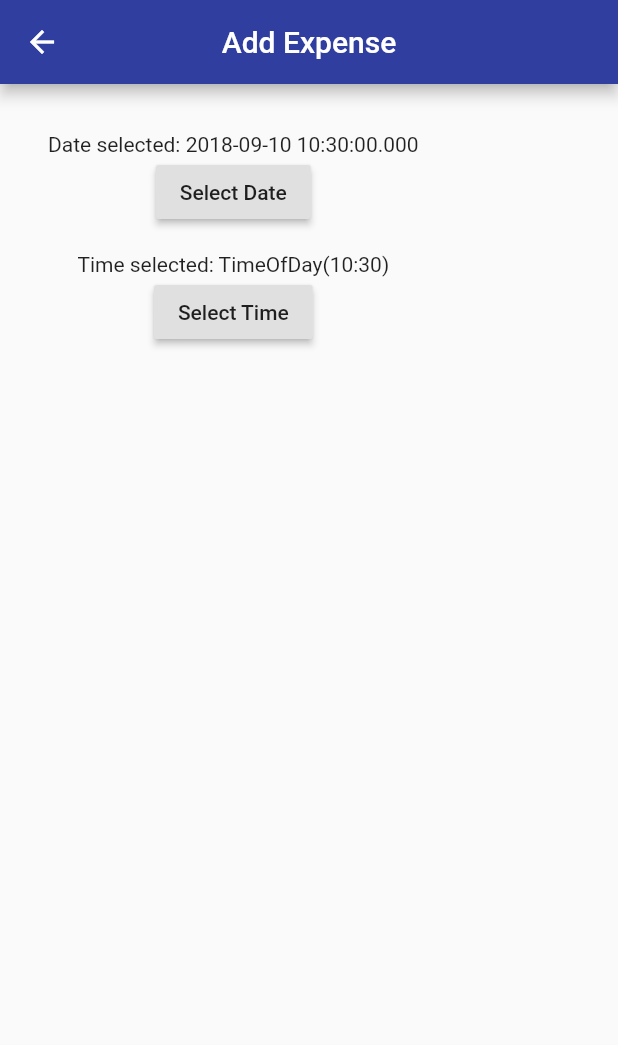
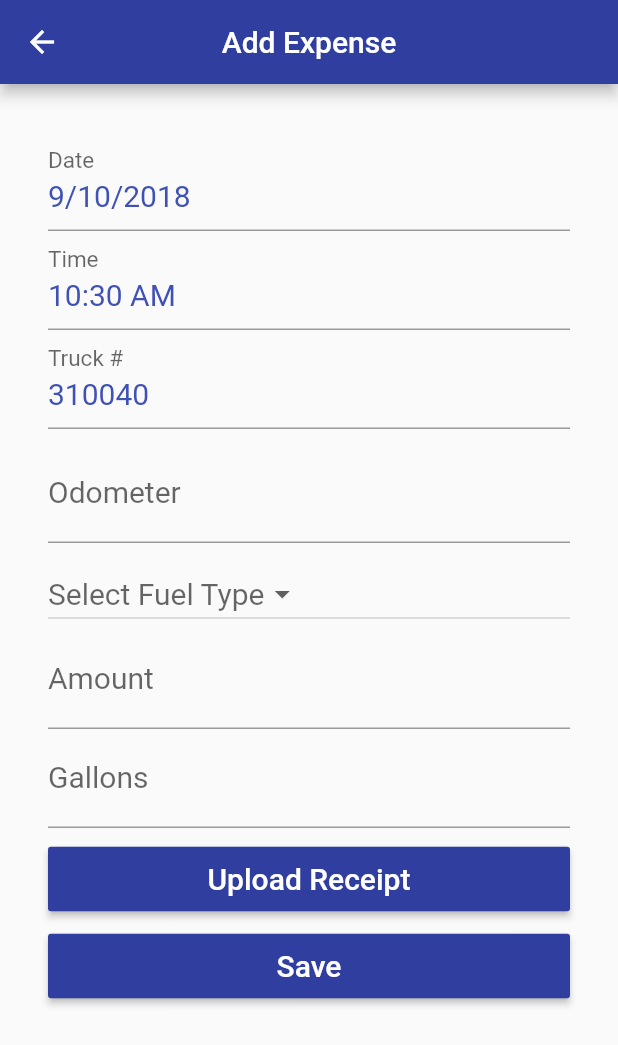
Before and after one commit to RyanKlatt/driver-manager-flutter, a Flutter app: the ExpenseCreatePage screen opened directly, on a phone screen of 412 x 824 dp. Shown: the top 1045 px of the screen. Run offline on Flutter 3.47's test engine with Material 2 defaults, Android fonts, the phone set to English and light mode, and no system bars; our stand-ins replace cloud_firestore, dynamic_theme, shared_preferences; accounts and stored records are empty.

Commit message:
finished UI for add expenses page

```diff
--- a/lib/pages/create_expense.dart
+++ b/lib/pages/create_expense.dart
@@ -1,5 +1,6 @@
 import 'package:flutter/material.dart';
 import 'dart:async';
+import 'package:intl/intl.dart';
 
 class ExpenseCreatePage extends StatefulWidget {
   @override
@@ -13,29 +14,59 @@ class _ExpenseCreateState extends State<ExpenseCreatePage> {
   DateTime _date = new DateTime.now();
   TimeOfDay _time = new TimeOfDay.now();
 
+  var inspectionTimeController = new TextEditingController();
+  var dateController = new TextEditingController();
+  var truckController = new TextEditingController();
+  var odometerController = new TextEditingController();
+  var amountController = new TextEditingController();
+  var gallonsController = new TextEditingController();
+
+  String dropdownValue;
+
+  @override
+  void initState() {
+    super.initState();
+
+    dateController.text = '${new DateFormat.yMd().format((_date))}';
+    truckController.text = '310040';
+    Future.delayed(Duration(milliseconds: 100)).then((_) {
+      inspectionTimeController.text = '${_time.format(context)}';
+    });
+  }
+
   Future<Null> _selectDate(BuildContext context) async {
     final DateTime picked = await showDatePicker(
         context: context,
         initialDate: _date,
-        firstDate: new DateTime(2016),
+        firstDate: new DateTime(2017),
         lastDate: new DateTime(2100));
 
     if (picked != null && picked != _date) {
-      print('Date selected: ${_date.toString()}');
       setState(() {
         _date = picked;
+        dateController.text = '${new DateFormat.yMd().format((_date))}';
+      });
+    } else if (picked != null) {
+      setState(() {
+        _date = picked;
+        dateController.text = '${new DateFormat.yMd().format((_date))}';
       });
     }
   }
 
-  Future<Null> _selectTime(BuildContext context) async {
+  Future<Null> _inspectionTime(BuildContext context) async {
     final TimeOfDay picked =
         await showTimePicker(context: context, initialTime: _time);
 
     if (picked != null && picked != _time) {
-      print('Time selected: ${_time.toString()}');
       setState(() {
         _time = picked;
+        inspectionTimeController.text = '${_time.format(context)}';
+      });
+    } else if (picked != null) {
+      setState(() {
+        _time = picked;
+        inspectionTimeController.text = '${_time.format(context)}';
       });
     }
   }
@@ -49,23 +80,114 @@ class _ExpenseCreateState extends State<ExpenseCreatePage> {
       ),
       body: new Container(
         padding: new EdgeInsets.all(32.0),
-        child: new Column(
-          children: <Widget>[
-            new Text('Date selected: ${_date.toString()}'),
-            new RaisedButton(
-                child: new Text('Select Date'),
-                onPressed: () {
-                  _selectDate(context);
-                }),
-            new Text(' '),
-            new Text('Time selected: ${_time.toString()}'),
-            new RaisedButton(
-                child: new Text('Select Time'),
-                onPressed: () {
-                  _selectTime(context);
-                }),
-          ],
-        ),
+        child: new ListView(children: <Widget>[
+          GestureDetector(
+              onTap: () => _selectDate(context),
+              child: AbsorbPointer(
+                child: TextField(
+                  style: TextStyle(
+                      fontSize: 20.0, color: Theme.of(context).accentColor),
+                  controller: dateController,
+                  decoration: InputDecoration(
+                    labelText: 'Date',
+                    labelStyle: TextStyle(fontSize: 20.0),
+                  ),
+                ),
+              )),
+          GestureDetector(
+              onTap: () => _inspectionTime(context),
+              child: AbsorbPointer(
+                child: TextField(
+                  style: TextStyle(
+                      fontSize: 20.0, color: Theme.of(context).accentColor),
+                  controller: inspectionTimeController,
+                  decoration: InputDecoration(
+                    labelText: 'Time',
+                    labelStyle: TextStyle(fontSize: 20.0),
+                  ),
+                ),
+              )),
+          TextField(
+            keyboardType: TextInputType.number,
+            style:
+                TextStyle(fontSize: 20.0, color: Theme.of(context).accentColor),
+            controller: truckController,
+            decoration: InputDecoration(
+              labelText: 'Truck #',
+              labelStyle: TextStyle(fontSize: 20.0),
+            ),
+          ),
+          SizedBox(height: 10.0),
+          TextField(
+            keyboardType: TextInputType.number,
+            style:
+                TextStyle(fontSize: 20.0, color: Theme.of(context).accentColor),
+            controller: odometerController,
+            decoration: InputDecoration(
+              labelText: 'Odometer',
+              labelStyle: TextStyle(fontSize: 20.0),
+            ),
+          ),
+          SizedBox(height: 10.0),
+          new DropdownButton<String>(
+              style: TextStyle(
+                  fontSize: 20.0, color: Theme.of(context).accentColor),
+              hint: new Text('Select Fuel Type'),
+              value: dropdownValue,
+              onChanged: (String newValue) {
+                // null indicates the user didn't select a
+                // new value.
+                setState(() {
+                  if (newValue != null) dropdownValue = newValue;
+                });
+              },
+              items: <String>['Unleaded', 'Diesel'].map((String value) {
+                return new DropdownMenuItem<String>(
+                    value: value, child: new Text(value));
+              }).toList()),
+          TextField(
+            keyboardType: TextInputType.number,
+            style:
+                TextStyle(fontSize: 20.0, color: Theme.of(context).accentColor),
+            controller: amountController,
+            decoration: InputDecoration(
+              labelText: 'Amount',
+              labelStyle: TextStyle(fontSize: 20.0),
+            ),
+          ),
+          TextField(
+            keyboardType: TextInputType.number,
+            style:
+                TextStyle(fontSize: 20.0, color: Theme.of(context).accentColor),
+            controller: gallonsController,
+            decoration: InputDecoration(
+              labelText: 'Gallons',
+              labelStyle: TextStyle(fontSize: 20.0),
+            ),
+          ),
+          SizedBox(height: 10.0),
+          RaisedButton(
+            padding: EdgeInsets.all(10.0),
+            color: Theme.of(context).primaryColor,
+            textColor: Colors.white,
+            child: Text(
+              'Upload Receipt',
+              style: TextStyle(fontSize: 20.0),
+            ),
+            onPressed: () {},
+          ),
+          SizedBox(height: 10.0),
+          RaisedButton(
+            padding: EdgeInsets.all(10.0),
+            color: Theme.of(context).primaryColor,
+            textColor: Colors.white,
+            child: Text(
+              'Save',
+              style: TextStyle(fontSize: 20.0),
+            ),
+            onPressed: () {},
+          ),
+        ]),
       ),
     );
   }
--- a/lib/pages/create_inspection.dart
+++ b/lib/pages/create_inspection.dart
@@ -422,6 +422,7 @@ class _InspectionCreateState extends State<InspectionCreatePage> {
             _isVisible ? _buildExpansionTile() : new SizedBox(height: 10.0),
             SizedBox(height: 10.0),
             RaisedButton(
+              padding: EdgeInsets.all(10.0),
               color: Theme.of(context).primaryColor,
               textColor: Colors.white,
               child: Text(
--- a/lib/pages/create_time_clock.dart
+++ b/lib/pages/create_time_clock.dart
@@ -99,10 +99,7 @@ class _TimeClockCreateState extends State<TimeClockCreatePage> {
                     decoration: InputDecoration(
                       labelText: 'Date',
                       labelStyle: TextStyle(fontSize: 20.0),
-                        icon: Icon(
-                          Icons.date_range,
-                          size: 40.0,
-                        )),
+                    ),
                   ),
                 )),
             GestureDetector(
@@ -115,10 +112,7 @@ class _TimeClockCreateState extends State<TimeClockCreatePage> {
                     decoration: InputDecoration(
                       labelText: 'Clock In Time',
                       labelStyle: TextStyle(fontSize: 20.0),
-                        icon: Icon(
-                          Icons.timer,
-                          size: 40.0,
-                        )),
+                    ),
                   ),
                 )),
             GestureDetector(
@@ -131,14 +125,12 @@ class _TimeClockCreateState extends State<TimeClockCreatePage> {
                     decoration: InputDecoration(
                       labelText: 'Clock Out Time',
                       labelStyle: TextStyle(fontSize: 20.0),
-                        icon: Icon(
-                          Icons.timer_off,
-                          size: 40.0,
-                        )),
+                    ),
                   ),
                 )),
             SizedBox(height: 10.0),
             RaisedButton(
+              padding: EdgeInsets.all(10.0),
               color: Theme.of(context).primaryColor,
               textColor: Colors.white,
               child: Text(
```
Lines whose indentation alone changed are shown as unchanged.
